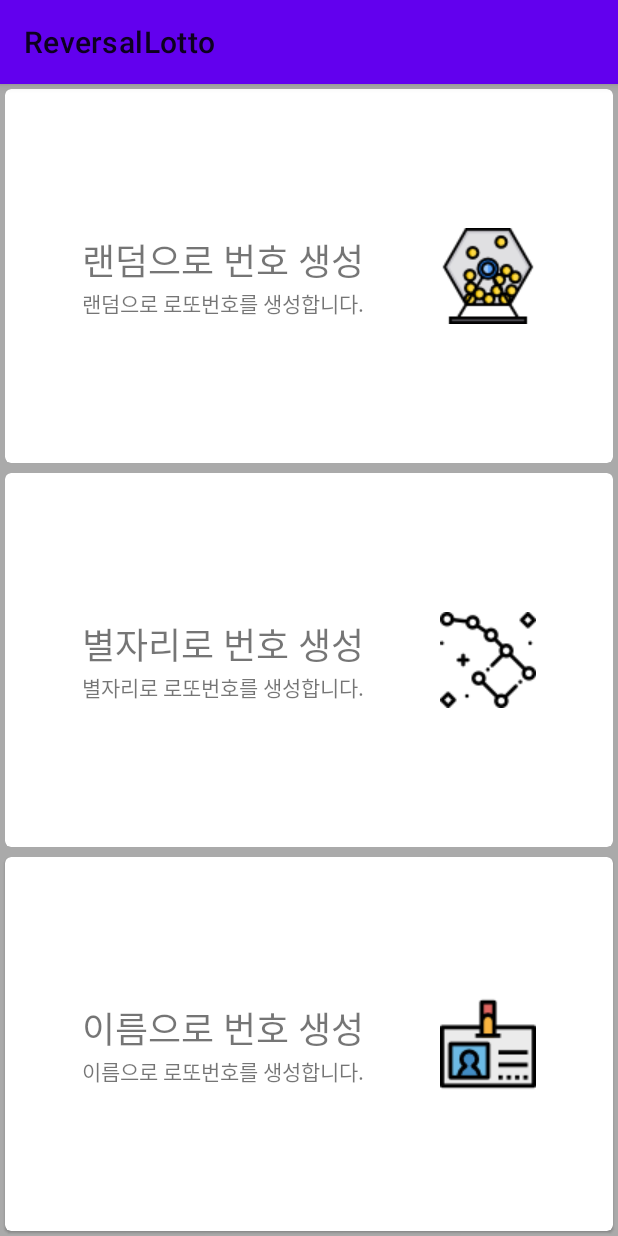
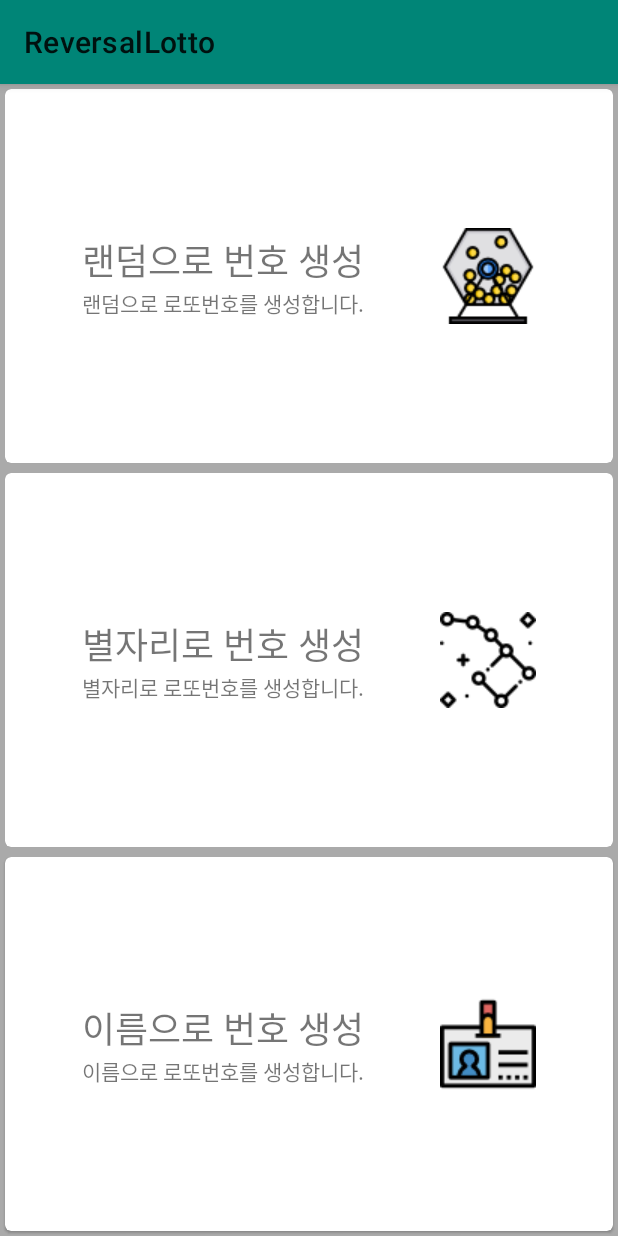
Before and after one commit to flexboni/LottoNumGenerator, an Android app: the screen it shows after launch (MainActivity), on a phone screen of 412 x 824 dp. Run offline under Robolectric (Android 15) with nearby library versions, the phone set to English and light mode, and no system bars.

Commit message:
Material CardView Theme 을 style 리소스 파일에 적용
Material Design 을 적용 하기 위해서는 각 Activity 에 Theme 을 적용해야 한다.
styles.xml 을 보면 AppTheme 명의 xml 태그가 있을가 있는데 여기서
Material theme 을 상속해 적용하면 된다.
참고) https://material.io/develop/android/docs/getting-started/

```diff
--- a/app/src/main/AndroidManifest.xml
+++ b/app/src/main/AndroidManifest.xml
@@ -10,8 +10,7 @@
         android:supportsRtl="true"
         android:theme="@style/AppTheme">
 
-        <activity android:name=".MainActivity"
-            android:theme="@style/Theme.MaterialComponents.Light">
+        <activity android:name=".MainActivity">
             <intent-filter>
                 <action android:name="android.intent.action.MAIN" />
 
--- a/app/src/main/res/values/styles.xml
+++ b/app/src/main/res/values/styles.xml
@@ -1,7 +1,7 @@
 <resources>
 
     <!-- Base application theme. -->
-    <style name="AppTheme" parent="Theme.AppCompat.Light.DarkActionBar">
+    <style name="AppTheme" parent="Theme.MaterialComponents.Light">
         <!-- Customize your theme here. -->
         <item name="colorPrimary">@color/colorPrimary</item>
         <item name="colorPrimaryDark">@color/colorPrimaryDark</item>
```
